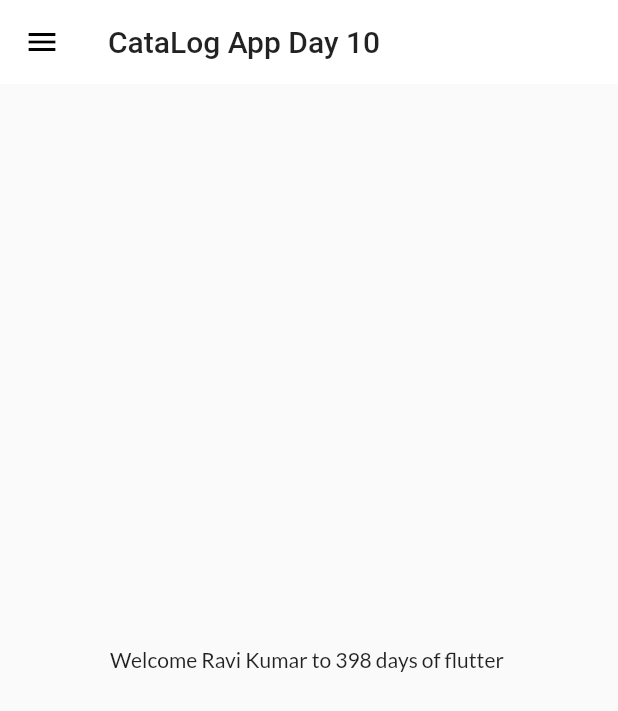
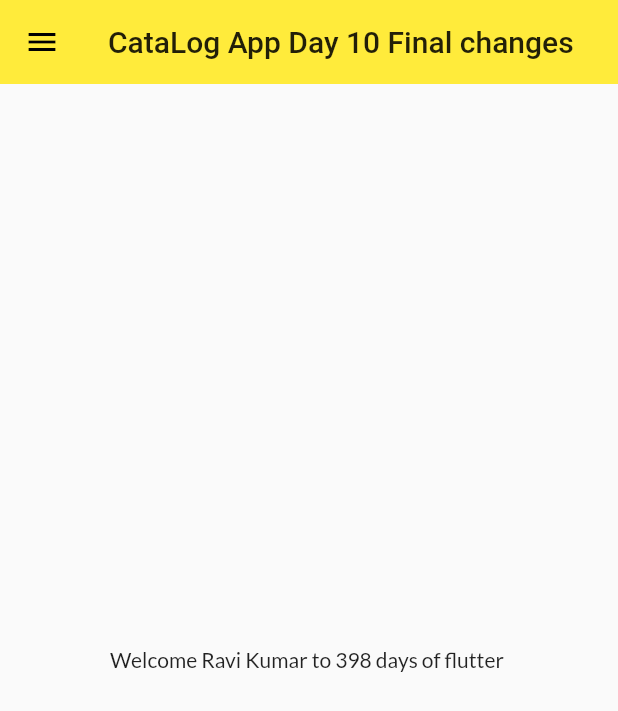
Before and after one commit to RaviMonocept/CatelogApp, a Flutter app: the HomePage screen opened by its route, on a phone screen of 412 x 824 dp. Shown: the top 711 px of the screen. Run offline on Flutter 3.47's test engine with Material 2 defaults, Android fonts, the phone set to English and light mode, and no system bars; our stand-ins replace google_fonts.

Commit message:
day10_catalogColor

```diff
--- a/lib/Pages/home_page.dart
+++ b/lib/Pages/home_page.dart
@@ -10,7 +10,8 @@ class HomePage extends StatelessWidget {
     final String name = "Ravi Kumar";
     return Scaffold(
       appBar: AppBar(
-        title: Text("CataLog App Day 10"),
+        title: Text("CataLog App Day 10 Final changes"  ),
+        backgroundColor: Colors.yellow,
       ),
       body: Center(
         child: Container(
```
